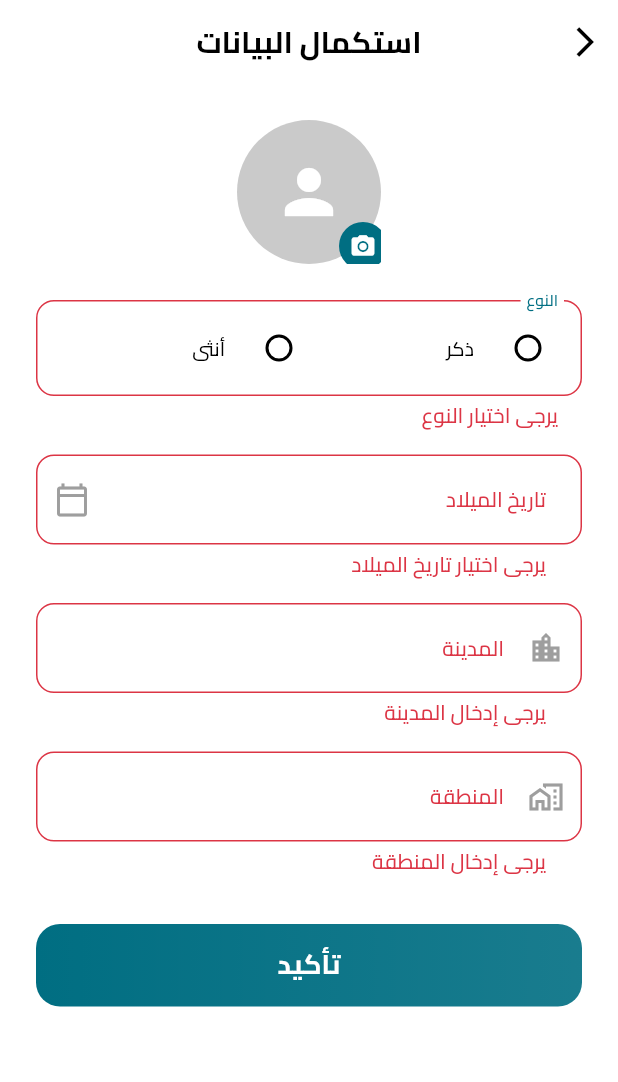
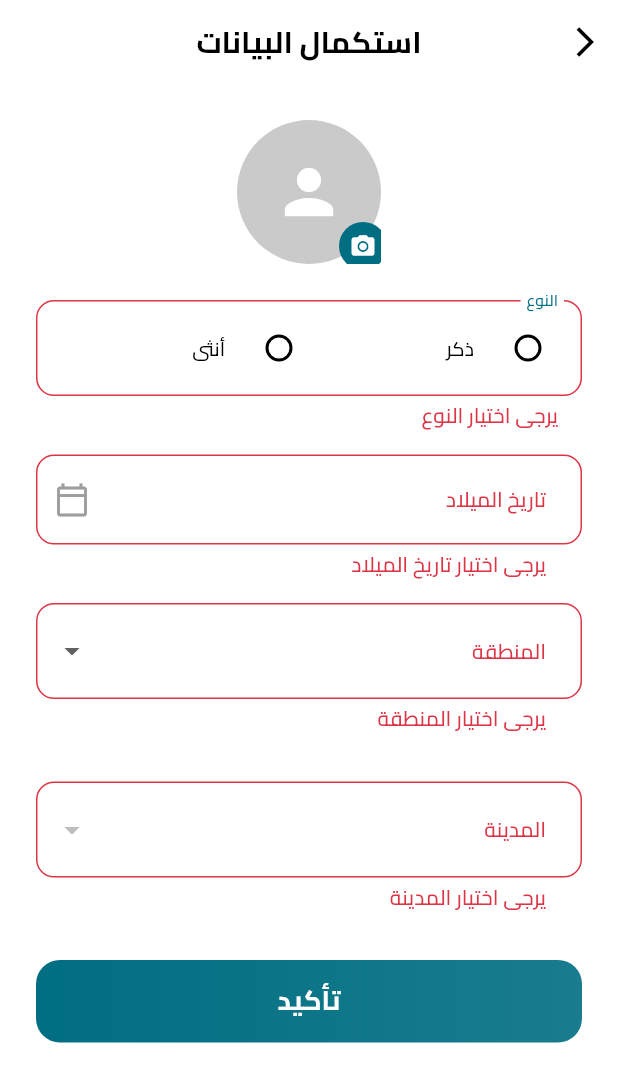
Before and after one commit to AbdulrhmanM0hamed/moazez, a Flutter app: the CompleteProfileView screen opened directly with empty values, after a tap on "تأكيد", on a phone screen of 412 x 824 dp. Shown: the top 1082 px of the screen. Run offline on Flutter 3.47's test engine with Material 3 defaults, Android fonts, the phone set to English and light mode, and no system bars; our stand-ins replace another_flushbar, bloc, cached_network_image, connectivity_plus, dartz, dio and 7 more; accounts and stored records are empty.

Commit message:
add complete profile endpoint as post

```diff
--- a/lib/core/services/service_locator.dart
+++ b/lib/core/services/service_locator.dart
@@ -14,6 +14,8 @@ import 'package:moazez/feature/auth/domain/usecases/register_usecase.dart';
 import 'package:moazez/feature/auth/presentation/cubit/login/login_cubit.dart';
 import 'package:moazez/feature/auth/presentation/cubit/logout_cubit/logout_cubit.dart';
 import 'package:moazez/feature/auth/presentation/cubit/register/register_cubit.dart';
+import 'package:moazez/feature/auth/presentation/cubit/complete_profile_cubit.dart';
+import 'package:moazez/feature/auth/domain/usecases/complete_profile_usecase.dart';
 import 'package:moazez/feature/profile/data/datasources/profile_remote_data_source.dart';
 import 'package:moazez/feature/profile/data/repositories/profile_repository_impl.dart';
 import 'package:moazez/feature/profile/domain/repositories/profile_repository.dart';
@@ -31,11 +33,13 @@ Future<void> init() async {
   // Blocs & Cubits
   sl.registerFactory(() => LoginCubit(loginUseCase: sl()));
   sl.registerFactory(() => RegisterCubit(registerUseCase: sl()));
+  sl.registerFactory(() => CompleteProfileCubit(sl()));
   sl.registerFactory(() => LogoutCubit(cacheHelper: sl(), logoutUseCase: sl()));
 
   // Use cases
   sl.registerLazySingleton(() => LoginUseCase(sl()));
   sl.registerLazySingleton(() => RegisterUseCase(sl()));
+  sl.registerLazySingleton(() => CompleteProfileUseCase(sl()));
   sl.registerLazySingleton(() => LogoutUseCase(sl()));
 
   // Repository
--- /dev/null
+++ b/lib/feature/auth/data/models/area_city_static.dart
@@ -0,0 +1,69 @@
+class Area{
+  final int id;
+  final String name;
+  final List<City> cities;
+  const Area({required this.id, required this.name, required this.cities});
+}
+
+class City{
+  final int id;
+  final String name;
+  const City({required this.id, required this.name});
+}
+
+// Static list derived from provided PHP array
+const List<Area> kAreas = [
+  Area(id: 1, name: 'الرياض', cities: [
+    City(id: 1, name: 'الرياض'),
+    City(id: 2, name: 'الخرج'),
+    City(id: 3, name: 'الدرعية'),
+    City(id: 4, name: 'الدوادمي'),
+    City(id: 5, name: 'المجمعة'),
+    City(id: 6, name: 'القويعية'),
+    City(id: 7, name: 'وادي الدواسر'),
+    City(id: 8, name: 'الأفلاج'),
+    City(id: 9, name: 'الزلفي'),
+    City(id: 10, name: 'شقراء'),
+    City(id: 11, name: 'حوطة بني تميم'),
+    City(id: 12, name: 'عفيف'),
+    City(id: 13, name: 'الغاط'),
+    City(id: 14, name: 'السليل'),
+    City(id: 15, name: 'ضرما'),
+    City(id: 16, name: 'المزاحمية'),
+    City(id: 17, name: 'رماح'),
+    City(id: 18, name: 'ثادق'),
+    City(id: 19, name: 'حريملاء'),
+    City(id: 20, name: 'الحريق'),
+  ]),
+  Area(id: 2, name: 'مكة المكرمة', cities: [
+    City(id: 21, name: 'مكة المكرمة'),
+    City(id: 22, name: 'جدة'),
+    City(id: 23, name: 'الطائف'),
+    City(id: 24, name: 'القنفذة'),
+    City(id: 25, name: 'الليث'),
+    City(id: 26, name: 'رابغ'),
+    City(id: 27, name: 'خليص'),
+    City(id: 28, name: 'الخرمة'),
+    City(id: 29, name: 'رنية'),
+    City(id: 30, name: 'تربة'),
+    City(id: 31, name: 'الجموم'),
+    City(id: 32, name: 'الكامل'),
+    City(id: 33, name: 'المويه'),
+    City(id: 34, name: 'ميسان'),
+    City(id: 35, name: 'أضم'),
+    City(id: 36, name: 'العرضيات'),
+    City(id: 37, name: 'بحرة'),
+  ]),
+  Area(id: 3, name: 'المدينة المنورة', cities: [
+    City(id: 38, name: 'المدينة المنورة'),
+    City(id: 39, name: 'ينبع'),
+    City(id: 40, name: 'العلا'),
+    City(id: 41, name: 'المهد'),
+    City(id: 42, name: 'الحناكية'),
+    City(id: 43, name: 'بدر'),
+    City(id: 44, name: 'خيبر'),
+    City(id: 45, name: 'العيص'),
+    City(id: 46, name: 'وادي الفرع'),
+  ]),
+  // Additional areas truncated for brevity...
+];
--- a/lib/feature/auth/domain/repositories/auth_repository.dart
+++ b/lib/feature/auth/domain/repositories/auth_repository.dart
@@ -1,10 +1,14 @@
 import 'package:dartz/dartz.dart';
 import 'package:moazez/core/error/failures.dart';
 import 'package:moazez/feature/auth/data/models/auth_model.dart';
+import 'package:moazez/feature/auth/domain/usecases/complete_profile_usecase.dart';
 import 'package:moazez/feature/auth/domain/usecases/register_usecase.dart';
+import 'package:moazez/feature/profile/data/models/profile_model.dart';
 
 abstract class AuthRepository {
   Future<Either<Failure, AuthModel>> login(String email, String password);
   Future<Either<Failure, AuthModel>> register(RegisterParams params);
   Future<Either<Failure, void>> logout();
+
+  Future<Either<Failure, UserProfile>> completeProfile(CompleteProfileParams params);
 }
--- /dev/null
+++ b/lib/feature/auth/domain/usecases/complete_profile_usecase.dart
@@ -0,0 +1,35 @@
+import 'package:dartz/dartz.dart';
+import 'package:equatable/equatable.dart';
+import 'package:moazez/core/error/failures.dart';
+import 'package:moazez/feature/auth/domain/repositories/auth_repository.dart';
+import 'package:moazez/feature/profile/data/models/profile_model.dart';
+
+class CompleteProfileUseCase {
+  final AuthRepository repository;
+  CompleteProfileUseCase(this.repository);
+
+  Future<Either<Failure, UserProfile>> call(CompleteProfileParams params) {
+    return repository.completeProfile(params);
+  }
+}
+
+class CompleteProfileParams extends Equatable {
+  final int areaId;
+  final int cityId;
+  final String gender;
+  final DateTime birthdate;
+  final String? avatarPath;
+  // avatar upload not yet supported
+
+  const CompleteProfileParams({
+    required this.areaId,
+    required this.cityId,
+    required this.gender,
+    required this.birthdate,
+    this.avatarPath,
+  });
+
+  @override
+  @override
+  List<Object?> get props => [areaId, cityId, gender, birthdate, avatarPath];
+}
--- /dev/null
+++ b/lib/feature/auth/presentation/cubit/complete_profile_cubit.dart
@@ -0,0 +1,18 @@
+import 'package:flutter_bloc/flutter_bloc.dart';
+import 'package:moazez/feature/auth/domain/usecases/complete_profile_usecase.dart';
+import 'package:moazez/feature/profile/data/models/profile_model.dart';
+part 'complete_profile_state.dart';
+
+class CompleteProfileCubit extends Cubit<CompleteProfileState> {
+  final CompleteProfileUseCase useCase;
+  CompleteProfileCubit(this.useCase) : super(CompleteProfileInitial());
+
+  Future<void> submit(CompleteProfileParams params) async {
+    emit(CompleteProfileLoading());
+    final result = await useCase(params);
+    result.fold(
+      (failure) => emit(CompleteProfileError(failure.message)),
+      (user) => emit(CompleteProfileSuccess(user)),
+    );
+  }
+}
--- /dev/null
+++ b/lib/feature/auth/presentation/cubit/complete_profile_state.dart
@@ -0,0 +1,17 @@
+part of 'complete_profile_cubit.dart';
+
+abstract class CompleteProfileState {}
+
+class CompleteProfileInitial extends CompleteProfileState {}
+
+class CompleteProfileLoading extends CompleteProfileState {}
+
+class CompleteProfileSuccess extends CompleteProfileState {
+  final UserProfile user;
+  CompleteProfileSuccess(this.user);
+}
+
+class CompleteProfileError extends CompleteProfileState {
+  final String message;
+  CompleteProfileError(this.message);
+}
--- a/lib/feature/auth/presentation/pages/complete_profile_view.dart
+++ b/lib/feature/auth/presentation/pages/complete_profile_view.dart
@@ -3,8 +3,13 @@ import 'package:moazez/core/utils/common/custom_app_bar.dart';
 import 'package:moazez/core/utils/common/custom_button.dart';
 import 'package:moazez/core/utils/common/custom_text_field.dart';
 import 'package:moazez/core/utils/theme/app_colors.dart';
+import 'package:flutter_bloc/flutter_bloc.dart';
+import 'package:moazez/feature/auth/presentation/cubit/complete_profile_cubit.dart';
+import 'package:moazez/feature/auth/domain/usecases/complete_profile_usecase.dart';
+import 'package:moazez/core/services/service_locator.dart';
 import 'dart:io';
 import 'package:image_picker/image_picker.dart';
+import 'package:moazez/feature/auth/data/models/area_city_static.dart';
 
 class CompleteProfileView extends StatefulWidget {
   static const String routeName = '/completeProfile';
@@ -21,18 +26,36 @@ class _CompleteProfileViewState extends State<CompleteProfileView> {
   String? _gender;
   DateTime? _birthDate;
   File? _avatarImage;
-  final _cityController = TextEditingController();
-  final _regionController = TextEditingController();
+  Area? _selectedArea;
+  City? _selectedCity;
 
   @override
   void dispose() {
-    _cityController.dispose();
-    _regionController.dispose();
+
+
     super.dispose();
   }
 
   @override
   Widget build(BuildContext context) {
+    return BlocProvider(
+      create: (_) => sl<CompleteProfileCubit>(),
+      child: BlocListener<CompleteProfileCubit, CompleteProfileState>(
+        listener: (context, state) {
+          if (state is CompleteProfileSuccess) {
+            Navigator.of(context).pushReplacementNamed('/home');
+          } else if (state is CompleteProfileError) {
+            ScaffoldMessenger.of(
+              context,
+            ).showSnackBar(SnackBar(content: Text(state.message)));
+          }
+        },
+        child: _buildBody(context),
+      ),
+    );
+  }
+
+  Widget _buildBody(BuildContext context) {
     return Scaffold(
       appBar: const CustomAppBar(title: 'استكمال البيانات'),
       body: SafeArea(
@@ -102,10 +125,13 @@ class _CompleteProfileViewState extends State<CompleteProfileView> {
                           borderRadius: BorderRadius.circular(8.0),
                         ),
                         // Adjust padding to make the field height similar to a TextField
-                        contentPadding: const EdgeInsets.symmetric(horizontal: 12.0, vertical: 8.0),
+                        contentPadding: const EdgeInsets.symmetric(
+                          horizontal: 12.0,
+                          vertical: 8.0,
+                        ),
                       ),
                       child: Row(
-                        children:[
+                        children: [
                           Expanded(
                             child: RadioListTile<String>(
                               title: const Text('ذكر'),
@@ -161,25 +187,51 @@ class _CompleteProfileViewState extends State<CompleteProfileView> {
                               : null,
                 ),
                 const SizedBox(height: 16),
-                CustomTextField(
-                  controller: _cityController,
-                  label: 'المدينة',
-                  prefix: const Icon(Icons.location_city_outlined),
-                  validator:
-                      (v) =>
-                          v == null || v.isEmpty ? 'يرجى إدخال المدينة' : null,
+                DropdownButtonFormField<Area>(
+                  decoration: const InputDecoration(
+                    labelText: 'المنطقة',
+                    border: OutlineInputBorder(),
+                  ),
+                  value: _selectedArea,
+                  items: kAreas
+                      .map((a) => DropdownMenuItem(value: a, child: Text(a.name)))
+                      .toList(),
+                  onChanged: (val) {
+                    setState(() {
+                      _selectedArea = val;
+                      _selectedCity = null;
+                    });
+                  },
+                  validator: (v) => v == null ? 'يرجى اختيار المنطقة' : null,
                 ),
                 const SizedBox(height: 16),
-                CustomTextField(
-                  controller: _regionController,
-                  label: 'المنطقة',
-                  prefix: const Icon(Icons.home_work_outlined),
-                  validator:
-                      (v) =>
-                          v == null || v.isEmpty ? 'يرجى إدخال المنطقة' : null,
+                const SizedBox(height: 16),
+                DropdownButtonFormField<City>(
+                  decoration: const InputDecoration(
+                    labelText: 'المدينة',
+                    border: OutlineInputBorder(),
+                  ),
+                  value: _selectedCity,
+                  items: (_selectedArea?.cities ?? [])
+                      .map((c) => DropdownMenuItem(value: c, child: Text(c.name)))
+                      .toList(),
+                  onChanged: (val) {
+                    setState(() {
+                      _selectedCity = val;
+                    });
+                  },
+                  validator: (v) => v == null ? 'يرجى اختيار المدينة' : null,
                 ),
                 const SizedBox(height: 32),
-                CustomButton(text: 'تأكيد', onPressed: _onFinish),
+                BlocBuilder<CompleteProfileCubit, CompleteProfileState>(
+                  builder: (context, state) {
+                    final loading = state is CompleteProfileLoading;
+                    return CustomButton(
+                      text: loading ? 'جارٍ الإرسال...' : 'تأكيد',
+                      onPressed: loading ? null : () => _onFinish(context),
+                    );
+                  },
+                ),
               ],
             ),
           ),
@@ -196,6 +248,7 @@ class _CompleteProfileViewState extends State<CompleteProfileView> {
     );
     if (pickedFile != null) {
       setState(() => _avatarImage = File(pickedFile.path));
+      debugPrint('Picked image path: \\${pickedFile.path}');
     }
   }
 
@@ -211,10 +264,19 @@ class _CompleteProfileViewState extends State<CompleteProfileView> {
     }
   }
 
-  void _onFinish() {
+  void _onFinish(BuildContext context) {
     if (_formKey.currentState?.validate() ?? false) {
       // Combine data and navigate further or show success
-      Navigator.of(context).pushReplacementNamed('/home');
+      debugPrint('Submitting CompleteProfile with avatarPath: \\${_avatarImage?.path}');
+      context.read<CompleteProfileCubit>().submit(
+        CompleteProfileParams(
+          areaId: _selectedArea!.id,
+          cityId: _selectedCity!.id,
+          gender: _gender!,
+          birthdate: _birthDate!,
+          avatarPath: _avatarImage?.path,
+        ),
+      );
     }
   }
 }
--- a/lib/feature/profile/data/datasources/profile_remote_data_source.dart
+++ b/lib/feature/profile/data/datasources/profile_remote_data_source.dart
@@ -3,7 +3,6 @@ import 'package:moazez/core/error/dio_exception_handler.dart';
 import 'package:moazez/core/services/cache/cache_service.dart';
 import 'package:moazez/core/utils/constant/api_endpoints.dart';
 import 'package:moazez/feature/profile/data/models/profile_model.dart';
-import 'dart:developer' as dev;
 
 abstract class ProfileRemoteDataSource {
   Future<UserProfile> getProfile();
@@ -18,13 +17,9 @@ class ProfileRemoteDataSourceImpl implements ProfileRemoteDataSource {
   @override
   Future<UserProfile> getProfile() async {
     try {
-      dev.log('Fetching profile...', name: 'ProfileRemoteDataSource');
       final token = await cacheService.getToken();
-      dev.log('Token: $token', name: 'ProfileRemoteDataSource');
       dio.options.headers['Authorization'] = 'Bearer $token';
-
       final response = await dio.get(ApiEndpoints.profile);
-      dev.log('Profile response status: ${response.statusCode}, body: ${response.data}', name: 'ProfileRemoteDataSource');
 
       final statusValue = response.data['status'];
       final isSuccess = statusValue == true || statusValue == 'success';
@@ -40,7 +35,6 @@ class ProfileRemoteDataSourceImpl implements ProfileRemoteDataSource {
         );
       }
     } on DioException catch (e) {
-      dev.log('DioException caught: ${e.message}', error: e, name: 'ProfileRemoteDataSource');
       throw handleDioException(e);
     }
   }
--- a/lib/feature/profile/data/models/profile_model.dart
+++ b/lib/feature/profile/data/models/profile_model.dart
@@ -27,7 +27,7 @@ class UserProfile {
   final String name;
   final String email;
   final String? phone;
-  final String avatarUrl;
+  final String? avatarUrl;
   final String userType;
   final bool isActive;
   final String? gender;
@@ -41,7 +41,7 @@ class UserProfile {
     required this.name,
     required this.email,
     this.phone,
-    required this.avatarUrl,
+    this.avatarUrl,
     required this.userType,
     required this.isActive,
     this.gender,
```
Also changed, not shown: lib/core/api/dio_interceptor.dart (deleted, +0 -20 lines), lib/feature/auth/data/datasources/auth_remote_data_source.dart (+38 -0 lines), lib/feature/auth/data/repositories/auth_repository_impl.dart (+15 -0 lines), lib/feature/auth/domain/usecases/register_usecase.dart (+7 -1 lines), lib/feature/auth/presentation/pages/signup_view.dart (+9 -2 lines).
